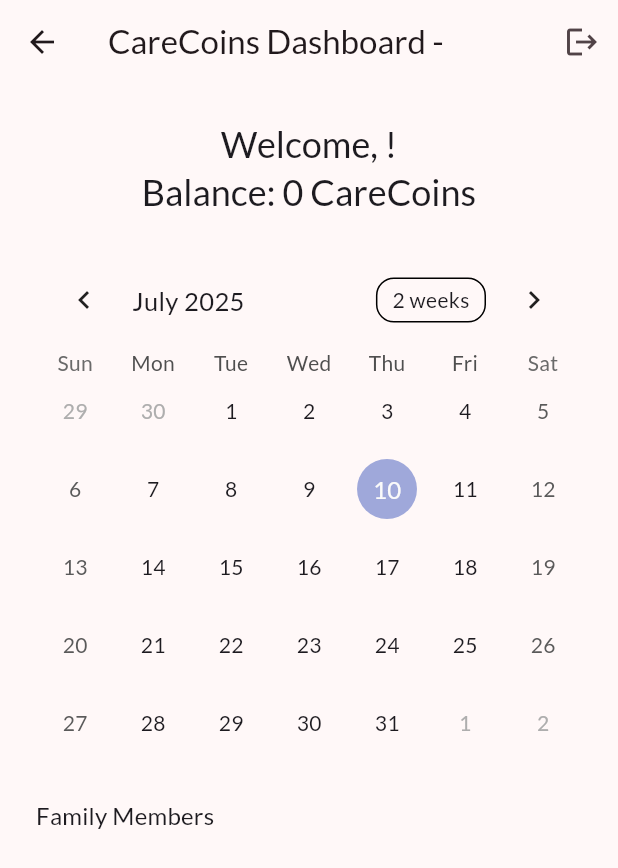
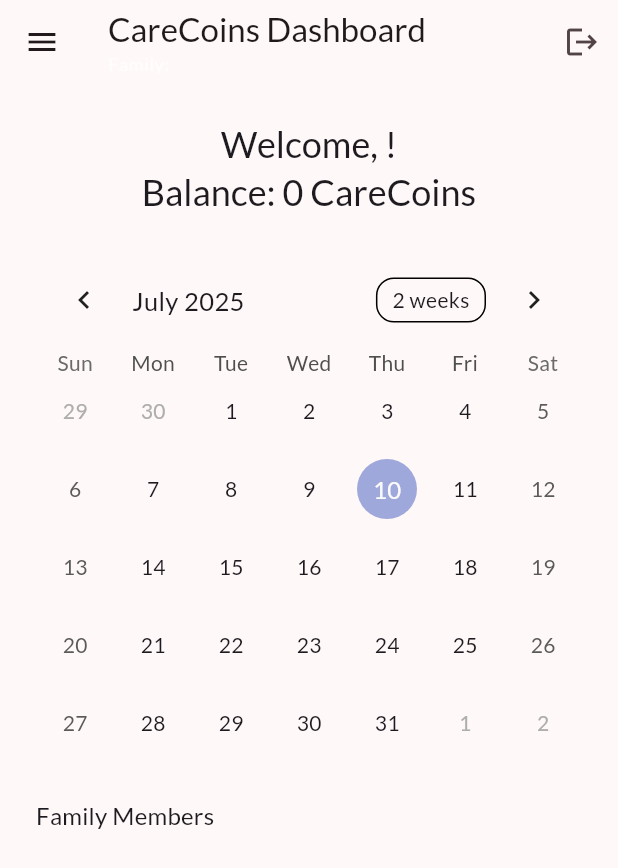
Before and after one commit to PabloGTUOC/CareCoins, a Flutter app: the HomePage screen opened directly, on a phone screen of 412 x 824 dp. Shown: the top 868 px of the screen. Run offline on Flutter 3.47's test engine with Material 3 defaults, Android fonts, the phone set to English and light mode, and no system bars; drawn by our look-alikes of table_calendar; our stand-ins replace flutter_signin_button, google_fonts, supabase_flutter; missing offline and left inert: gotrue; accounts and stored records are empty; network calls fail.

Commit message:
Update home page layout

```diff
--- a/lib/screens/home_page.dart
+++ b/lib/screens/home_page.dart
@@ -22,6 +22,8 @@ class _HomePageState extends State<HomePage> {
   DateTime? _selectedDay;
   final Map<DateTime, List<Activity>> _events = {};
   final List<Map<String, dynamic>> _family = [];
+  final List<Map<String, dynamic>> _actors = [];
+  String? _familyName;
 
   @override
   void initState() {
@@ -58,6 +60,17 @@ class _HomePageState extends State<HomePage> {
             .select('title, scheduled_at')
             .eq('family_id', familyId);
 
+        final familyInfo = await Supabase.instance.client
+            .from('families')
+            .select('name')
+            .eq('id', familyId)
+            .maybeSingle();
+
+        final actorList = await Supabase.instance.client
+            .from('actors')
+            .select('name, type')
+            .eq('family_id', familyId);
+
         final Map<DateTime, List<Activity>> mapped = {};
         for (final a in activities) {
           final when = DateTime.parse(a['scheduled_at']).toLocal();
@@ -68,8 +81,11 @@ class _HomePageState extends State<HomePage> {
         }
 
         setState(() {
+          _familyName = familyInfo?['name'] as String?;
           _family.clear();
           _family.addAll(List<Map<String, dynamic>>.from(members));
+          _actors.clear();
+          _actors.addAll(List<Map<String, dynamic>>.from(actorList));
           _events.clear();
           _events.addAll(mapped);
         });
@@ -122,8 +138,33 @@ class _HomePageState extends State<HomePage> {
     final userName =
         user?.userMetadata?['full_name'] ?? user?.email ?? 'Guest';
     return Scaffold(
+      drawer: Drawer(
+        child: ListView(
+          padding: EdgeInsets.zero,
+          children: const [
+            DrawerHeader(child: Text('Menu')),
+            ListTile(title: Text('Home')),
+          ],
+        ),
+      ),
       appBar: AppBar(
-          title: Text('CareCoins Dashboard - $userName'),
+        leading: Builder(
+          builder: (context) => IconButton(
+            icon: const Icon(Icons.menu),
+            onPressed: () => Scaffold.of(context).openDrawer(),
+          ),
+        ),
+        title: Column(
+          crossAxisAlignment: CrossAxisAlignment.start,
+          children: [
+            const Text('CareCoins Dashboard'),
+            if (_familyName != null)
+              Text(
+                'Family: $_familyName',
+                style: Theme.of(context).textTheme.bodySmall?.copyWith(color: Colors.white70),
+              ),
+          ],
+        ),
         actions: [
           IconButton(
             onPressed: () => _logout(context),
@@ -157,6 +198,21 @@ class _HomePageState extends State<HomePage> {
               eventLoader: _getEventsForDay,
             ),
             const SizedBox(height: 24),
+            if (_actors.isNotEmpty) ...[
+              Text(
+                'Family Actors',
+                style: Theme.of(context).textTheme.titleMedium,
+              ),
+              const SizedBox(height: 8),
+              ..._actors.map(
+                (a) => ListTile(
+                  leading: const Icon(Icons.person_outline),
+                  title: Text(a['name'] ?? ''),
+                  subtitle: Text(a['type'] ?? ''),
+                ),
+              ),
+              const SizedBox(height: 24),
+            ],
             Text(
               'Family Members',
               style: Theme.of(context).textTheme.titleMedium,
```
